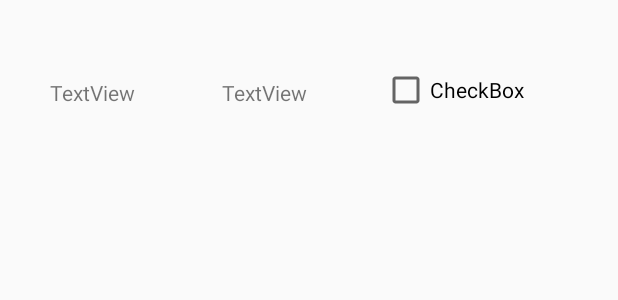
After one commit to KatherinaSeguel/RoomEjemplo, an Android app: the layout task_item_list.xml on its own in the app's theme, with its tools: preview values and no code run, on a phone screen of 412 x 824 dp. The commit adds this screen. Shown: the top 300 px of the screen. Run offline under Robolectric (Android 15) with nearby library versions, the phone set to English and light mode, and no system bars.

Commit message:
room-dao-base datos,ViewModel,delete, recyclerView

```diff
--- a/app/src/main/java/com/example/roomejemplo/FirstFragment.kt
+++ b/app/src/main/java/com/example/roomejemplo/FirstFragment.kt
@@ -42,6 +42,8 @@ class FirstFragment : Fragment() {
         viewModel.insertTask(task1)
         viewModel.insertTask(task2)
 
+
+        viewModel.deleteALLTask()//elimina los elementos de a base de datos
         //escuchar el Live Data del viewModel
 //se autogenera
         viewModel.allTask.observe(viewLifecycleOwner, Observer {
--- a/app/src/main/java/com/example/roomejemplo/TaskRepository.kt
+++ b/app/src/main/java/com/example/roomejemplo/TaskRepository.kt
@@ -18,4 +18,5 @@ class TaskRepository(private val mTaskDao:TaskDao) {
     suspend fun deleteALL(){
         mTaskDao.deleteALLTask()
     }
+
 }
--- a/app/src/main/java/com/example/roomejemplo/TaskViewModel.kt
+++ b/app/src/main/java/com/example/roomejemplo/TaskViewModel.kt
@@ -20,7 +20,7 @@ class TaskViewModel (application: Application) : AndroidViewModel(application) {
     fun insertTask(task: Task)= viewModelScope.launch {
         repository.insertTask(task)
     }
-
+//método que elimina de la base de datos
     fun deleteALLTask() = viewModelScope.launch {
         repository.deleteALL()
     }
--- /dev/null
+++ b/app/src/main/java/com/example/roomejemplo/TassAdapter.kt
@@ -0,0 +1,31 @@
+package com.example.roomejemplo
+
+import android.view.View
+import android.view.ViewGroup
+import androidx.appcompat.view.menu.ActionMenuItemView
+import androidx.recyclerview.widget.RecyclerView
+import com.example.roomejemplo.database.Task
+import kotlinx.android.synthetic.main.task_item_list.view.*
+
+class TaskAdapter (val list : List<Task>) : RecyclerView.Adapter<TaskAdapter.TaskViewHolder>() {
+
+    inner class  TaskViewHolder(itemView: View) : RecyclerView.ViewHolder(itemView){
+        val taskText = itemView.taskTv
+        val checkTask = itemView.checkBox
+        val idText= itemView.idView
+    }
+
+    override fun onCreateViewHolder(parent: ViewGroup, viewType: Int): TaskViewHolder {
+        TODO("Not yet implemented")
+    }
+
+    override fun getItemCount(): Int {
+        TODO("Not yet implemented")
+    }
+
+    override fun onBindViewHolder(holder: TaskViewHolder, position: Int) {
+        TODO("Not yet implemented")
+    }
+
+
+}
--- /dev/null
+++ b/app/src/main/res/layout/task_item_list.xml
@@ -0,0 +1,37 @@
+<?xml version="1.0" encoding="utf-8"?>
+<androidx.constraintlayout.widget.ConstraintLayout xmlns:android="http://schemas.android.com/apk/res/android"
+    xmlns:app="http://schemas.android.com/apk/res-auto"
+    xmlns:tools="http://schemas.android.com/tools"
+    android:layout_width="match_parent"
+    android:layout_height="match_parent">
+
+    <TextView
+        android:id="@+id/idView"
+        android:layout_width="wrap_content"
+        android:layout_height="wrap_content"
+        android:layout_marginStart="148dp"
+        android:layout_marginTop="52dp"
+        android:text="TextView"
+        app:layout_constraintStart_toStartOf="parent"
+        app:layout_constraintTop_toTopOf="parent" />
+
+    <CheckBox
+        android:id="@+id/checkBox"
+        android:layout_width="wrap_content"
+        android:layout_height="wrap_content"
+        android:layout_marginStart="50dp"
+        android:layout_marginTop="44dp"
+        android:text="CheckBox"
+        app:layout_constraintStart_toEndOf="@+id/idView"
+        app:layout_constraintTop_toTopOf="parent" />
+
+    <TextView
+        android:id="@+id/taskTv"
+        android:layout_width="wrap_content"
+        android:layout_height="wrap_content"
+        android:layout_marginStart="33dp"
+        android:layout_marginTop="52dp"
+        android:text="TextView"
+        app:layout_constraintStart_toStartOf="parent"
+        app:layout_constraintTop_toTopOf="parent" />
+</androidx.constraintlayout.widget.ConstraintLayout>
```
